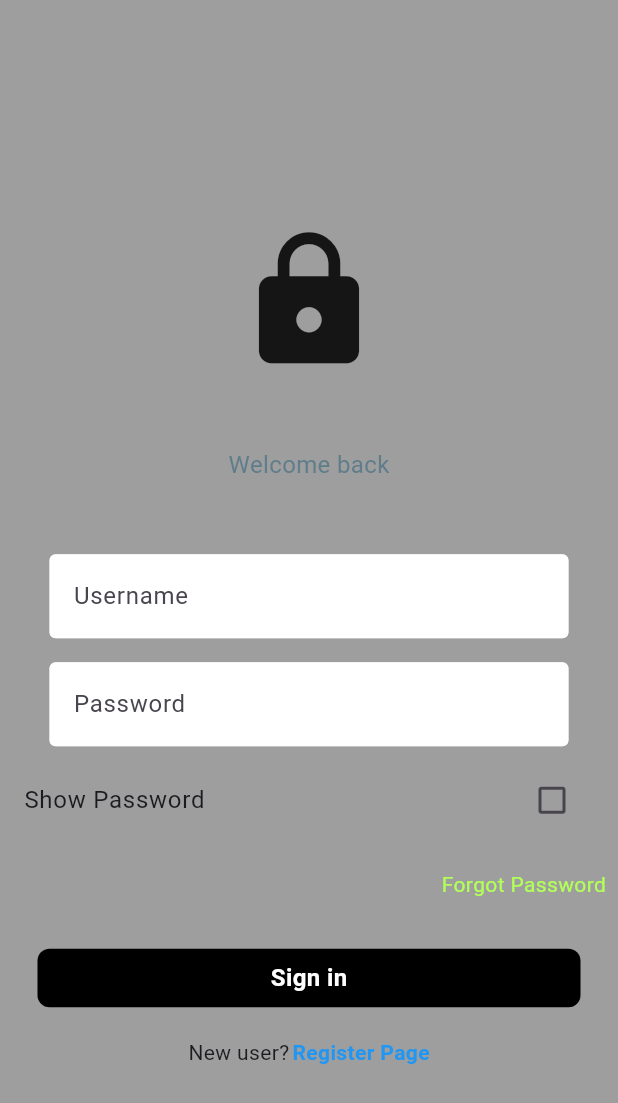
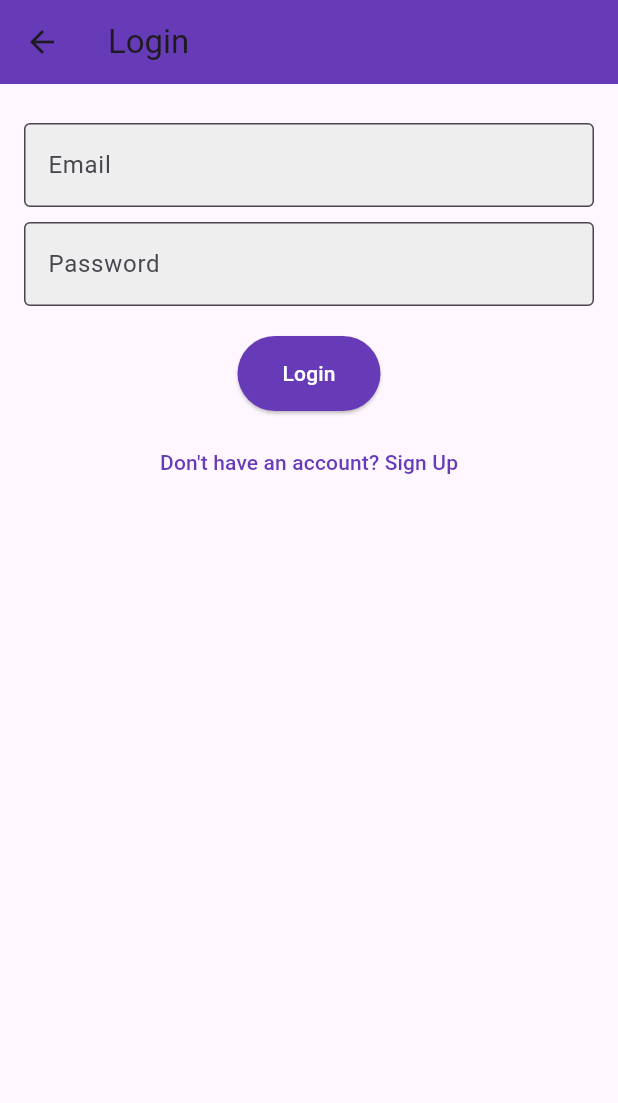
Before and after one commit to nithinchelath/vaccino, a Flutter app: the DoctorHomePage screen opened directly, after a tap on the "logout" icon, on a phone screen of 412 x 824 dp. Shown: the top 1103 px of the screen. Run offline on Flutter 3.47's test engine with Material 3 defaults, Android fonts, the phone set to English and light mode, and no system bars; our stand-ins replace cloud_firestore, firebase_auth, firebase_core, firebase_messaging, firebase_storage, image_picker; accounts and stored records are empty; network calls fail.

Commit message:
bug fixed

```diff
--- a/lib/main.dart
+++ b/lib/main.dart
@@ -3,6 +3,8 @@ import 'package:firebase_core/firebase_core.dart';
 import 'package:firebase_messaging/firebase_messaging.dart';
 import 'package:vaccino/firebase_options.dart';
 import 'package:vaccino/pages/authpage.dart';
+import 'package:vaccino/pages/loginsignup.dart';
+import 'firebase_options.dart';
 
 void main() async {
   WidgetsFlutterBinding.ensureInitialized();
@@ -24,7 +26,7 @@ class MyApp extends StatelessWidget {
   Widget build(BuildContext context) {
     return MaterialApp(
       debugShowCheckedModeBanner: false,
-      home: const AuthPage(),
+      home: LoginSignupPage(),
     );
   }
 }
--- /dev/null
+++ b/lib/pages/auth_service.dart
@@ -0,0 +1,34 @@
+import 'package:firebase_auth/firebase_auth.dart';
+
+class AuthService {
+  final FirebaseAuth _auth = FirebaseAuth.instance;
+
+  Future<UserCredential?> signUp(
+      String email, String password, String name) async {
+    try {
+      UserCredential userCredential =
+          await _auth.createUserWithEmailAndPassword(
+        email: email,
+        password: password,
+      );
+      // Optionally, you can add the user's name to Firestore or another database here
+      return userCredential;
+    } on FirebaseAuthException catch (e) {
+      print(e.message);
+      return null;
+    }
+  }
+
+  Future<UserCredential?> signIn(String email, String password) async {
+    try {
+      UserCredential userCredential = await _auth.signInWithEmailAndPassword(
+        email: email,
+        password: password,
+      );
+      return userCredential;
+    } on FirebaseAuthException catch (e) {
+      print(e.message);
+      return null;
+    }
+  }
+}
--- a/lib/pages/bookingpage.dart
+++ b/lib/pages/bookingpage.dart
@@ -180,12 +180,18 @@ class _BookingPageState extends State<BookingPage> {
           return;
         }
 
+        final userDoc = await FirebaseFirestore.instance
+            .collection('users')
+            .doc(FirebaseAuth.instance.currentUser!.uid)
+            .get();
+        final userName = userDoc.data()?['name'] ?? 'Unknown';
         await FirebaseFirestore.instance.collection('bookings').add({
           'vaccineName': widget.vaccineName,
           'center': selectedCenter,
           'date': DateFormat('yyyy-MM-dd').format(selectedDate!), // Store only date
           'timeSlot': selectedSlot,
           'userId': FirebaseAuth.instance.currentUser!.uid,
+          'userName': userName,
         });
 
         ScaffoldMessenger.of(context).showSnackBar(
--- a/lib/pages/home/doctorhome.dart
+++ b/lib/pages/home/doctorhome.dart
@@ -6,6 +6,7 @@ import 'package:image_picker/image_picker.dart';
 import 'package:firebase_auth/firebase_auth.dart';
 import 'package:cloud_firestore/cloud_firestore.dart';
 import 'package:vaccino/pages/login.dart';
+import 'package:vaccino/pages/loginsignup.dart';
 
 class DoctorHomePage extends StatefulWidget {
   const DoctorHomePage({Key? key}) : super(key: key);
@@ -13,7 +14,6 @@ class DoctorHomePage extends StatefulWidget {
   @override
   _DoctorHomePageState createState() => _DoctorHomePageState();
 }
-
 
 class _DoctorHomePageState extends State<DoctorHomePage> {
   final _picker = ImagePicker();
@@ -27,30 +27,38 @@ class _DoctorHomePageState extends State<DoctorHomePage> {
 
   bool? _isVerified;
   List<Map<String, dynamic>> _bookings = [];
+
   @override
   void initState() {
     super.initState();
     _fetchVerificationStatus();
-    _fetchBookings();  // Fetch the verification status on load
+    _fetchBookings();
+    _fetchIdCardUrl(); // Fetch the ID card URL on load
   }
+
   Future<void> _fetchBookings() async {
     final uid = _auth.currentUser?.uid;
     if (uid == null) return;
 
-  // Assuming 'childId' is the field in the booking document that identifies the child
-  final querySnapshot = await FirebaseFirestore.instance
-   .collection('bookings')
-   .where('doctorId', isEqualTo: uid)
-   .where('childId', isNull: true) // Filter bookings that have a childId
-   .get();
+    final querySnapshot =
+        await FirebaseFirestore.instance.collection('bookings').get();
+
 
     setState(() {
       _bookings = querySnapshot.docs.map((doc) => doc.data()).toList();
     });
   }
 
-  Future<void> _deleteBooking(String bookingId) async {
-  await FirebaseFirestore.instance.collection('bookings').doc(bookingId).delete();
+  Future<void> _deleteBooking(String? bookingId) async {
+    if (bookingId == null) {
+      print("Error: bookingId is null");
+      return;
+    }
+
+    await FirebaseFirestore.instance
+        .collection('bookings')
+        .doc(bookingId)
+        .delete();
     setState(() {
     _bookings.removeWhere((booking) => booking['bookingId'] == bookingId);
     });
@@ -61,10 +69,10 @@ Future<void> _fetchBookings() async {
     final uid = _auth.currentUser?.uid;
     if (uid == null) return;
 
-    final doc = await _firestore.collection('doctors').doc(uid).get();
+    final doc = await _firestore.collection('users').doc(uid).get();
     if (doc.exists && doc.data() != null) {
       setState(() {
-        _isVerified = doc['isVerified'] ?? false; // Default to false if not set
+        _isVerified = doc['verified'];
       });
     }
   }
@@ -96,9 +104,14 @@ Future<void> _fetchBookings() async {
       final snapshot = await uploadTask;
 
       final downloadUrl = await snapshot.ref.getDownloadURL();
-      await _firestore.collection('doctors').doc(uid).set({
-        'idCardUrl': downloadUrl,
-      });
+      await _firestore.collection('users').doc(uid).set(
+          {
+            'id_card': downloadUrl,
+            'pending': true,
+            'visible': true,
+          },
+          SetOptions(
+              merge: true)); // Use merge to update only the specified fields
 
       setState(() {
         _downloadUrl = downloadUrl;
@@ -115,15 +128,29 @@ Future<void> _fetchBookings() async {
     }
   }
 
+  Future<void> _fetchIdCardUrl() async {
+    final uid = _auth.currentUser?.uid;
+    if (uid == null) return;
+
+    final doc = await _firestore.collection('users').doc(uid).get();
+    if (doc.exists && doc.data() != null) {
+      setState(() {
+        _downloadUrl = doc['id_card'];
+      });
+    } else {
+      setState(() {
+        _downloadUrl = null; // Set to null if id_card field is not found
+      });
+    }
+  }
+
   Future<void> _logout() async {
     await _auth.signOut();
     Navigator.pushReplacement(
       context,
-      MaterialPageRoute(builder: (context) => LoginPage(onTap: () {  },)),
+      MaterialPageRoute(builder: (context) => LoginSignupPage()),
     );
   }
-
-
 
   @override
   Widget build(BuildContext context) {
@@ -141,15 +168,9 @@ Future<void> _fetchBookings() async {
         child: Column(
           mainAxisAlignment: MainAxisAlignment.center,
           children: [
-            ElevatedButton(
-              onPressed: _selectImage,
-              child: const Text("Select ID Card"),
-            ),
-            const SizedBox(height: 10),
             if (_selectedImage != null)
               Column(
                 children: [
-                  const Text("Selected ID Card:"),
                   Image.file(
                     File(_selectedImage!.path),
                     height: 200,
@@ -164,21 +185,31 @@ Future<void> _fetchBookings() async {
                   ),
                 ],
               )
+            else if (_downloadUrl == null) // Check if _downloadUrl is null
+              Column(
+                children: [
+                  const Text("No ID Card uploaded. Please upload an ID card."),
+                  ElevatedButton(
+                    onPressed: _selectImage,
+                    child: const Text("Upload ID Card"),
+                  ),
+                ],
+              )
             else
-              const Text("No ID Card selected."),
-
-            const SizedBox(height: 20),
-
-            if (_downloadUrl != null) ...[
+              Column(
+                children: [
                   const Text("Uploaded ID Card:"),
                   Image.network(_downloadUrl!, height: 200, fit: BoxFit.cover),
                 ],
+              ),
 
             if (_uploadStatusMessage.isNotEmpty)
               Text(
                 _uploadStatusMessage,
                 style: TextStyle(
-                  color: _uploadStatusMessage.contains('success') ? Colors.green : Colors.red,
+                  color: _uploadStatusMessage.contains('success')
+                      ? Colors.green
+                      : Colors.red,
                 ),
               ),
 
@@ -186,12 +217,12 @@ Future<void> _fetchBookings() async {
 
             if (_isVerified == true)
               const Text(
-                "Doctor is verified",
+                "Document verified successfully",
                 style: TextStyle(color: Colors.green, fontSize: 18),
               )
             else if (_isVerified == false)
               const Text(
-                "Waiting for verification",
+                "Pending verification",
                 style: TextStyle(color: Colors.orange, fontSize: 18),
               ),
             if (_bookings.isNotEmpty)
@@ -202,20 +233,26 @@ Future<void> _fetchBookings() async {
                     final booking = _bookings[index];
                     return ListTile(
                       title: Text('Booking for ${booking['vaccineName']}'),
-                      subtitle: Text('Date: ${booking['date']} Time: ${booking['timeSlot']}'),
+                      subtitle: Text(
+                          'Name: ${booking['userName']}   Center: ${booking['center']} Date: ${booking['date']} Time: ${booking['timeSlot']}'),
                       trailing: IconButton(
                         icon: Icon(Icons.delete),
-                        onPressed: () => _deleteBooking(booking['bookingId']),
+                        onPressed: () {
+                          if (booking['bookingId'] != null) {
+                            _deleteBooking(booking['bookingId']);
+                          } else {
+                            print("Error: bookingId is null in the list");
+                          }
+                        },
                       ),
+
                     );
                   },
                 ),
               ),
           ],
-
         ),
       ),
-
     );
   }
 }
--- /dev/null
+++ b/lib/pages/loginsignup.dart
@@ -0,0 +1,127 @@
+import 'package:firebase_auth/firebase_auth.dart';
+import 'package:flutter/material.dart';
+import 'package:vaccino/pages/authpage.dart';
+import 'package:vaccino/pages/home/homepage.dart';
+import 'auth_service.dart';
+
+class LoginSignupPage extends StatefulWidget {
+  @override
+  _AuthPageState createState() => _AuthPageState();
+}
+
+class _AuthPageState extends State<LoginSignupPage> {
+  final AuthService _authService = AuthService();
+  bool _isSignUp = false; // Set this to false to start with the login form
+  final _formKey = GlobalKey<FormState>();
+  String _email = '';
+  String _password = '';
+  String _name = '';
+
+  void _submitForm() async {
+    if (!_formKey.currentState!.validate()) {
+      return;
+    }
+    _formKey.currentState!.save();
+
+    UserCredential? userCredential;
+    if (_isSignUp) {
+      userCredential = await _authService.signUp(_email, _password, _name);
+      if (userCredential != null) {
+        // After successful signup, navigate to the login page
+        Navigator.pushReplacement(
+          context,
+          MaterialPageRoute(builder: (context) => LoginSignupPage()),
+        );
+      }
+    } else {
+      userCredential = await _authService.signIn(_email, _password);
+      if (userCredential != null) {
+        Navigator.pushReplacement(
+          context,
+          MaterialPageRoute(builder: (context) => AuthPage()),
+        );
+      }
+    }
+  }
+
+  @override
+  Widget build(BuildContext context) {
+    return Scaffold(
+      appBar: AppBar(
+        title: Text(_isSignUp ? 'Sign Up' : 'Login'),
+        backgroundColor: Colors.deepPurple,
+        elevation: 0,
+      ),
+      body: Form(
+        key: _formKey,
+        child: Padding(
+          padding: const EdgeInsets.all(16.0),
+          child: Column(
+            children: [
+              if (_isSignUp)
+                TextFormField(
+                  decoration: InputDecoration(
+                    labelText: 'Name',
+                    border: OutlineInputBorder(),
+                    fillColor: Colors.grey[200],
+                    filled: true,
+                  ),
+                  onSaved: (value) => _name = value!,
+                  validator: (value) =>
+                      value!.isEmpty ? 'Please enter your name' : null,
+                ),
+              SizedBox(height: 10),
+              TextFormField(
+                decoration: InputDecoration(
+                  labelText: 'Email',
+                  border: OutlineInputBorder(),
+                  fillColor: Colors.grey[200],
+                  filled: true,
+                ),
+                onSaved: (value) => _email = value!,
+                validator: (value) =>
+                    value!.isEmpty ? 'Please enter your email' : null,
+              ),
+              SizedBox(height: 10),
+              TextFormField(
+                decoration: InputDecoration(
+                  labelText: 'Password',
+                  border: OutlineInputBorder(),
+                  fillColor: Colors.grey[200],
+                  filled: true,
+                ),
+                onSaved: (value) => _password = value!,
+                validator: (value) =>
+                    value!.isEmpty ? 'Please enter your password' : null,
+                obscureText: true,
+              ),
+              SizedBox(height: 20),
+              ElevatedButton(
+                onPressed: _submitForm,
+                child: Text(_isSignUp ? 'Sign Up' : 'Login'),
+                style: ElevatedButton.styleFrom(
+                  foregroundColor: Colors.white,
+                  backgroundColor: Colors.deepPurple,
+                  padding: EdgeInsets.symmetric(horizontal: 30, vertical: 15),
+                  shape: RoundedRectangleBorder(
+                    borderRadius: BorderRadius.circular(30),
+                  ),
+                ),
+              ),
+              SizedBox(height: 10),
+              TextButton(
+                onPressed: () => setState(() => _isSignUp = !_isSignUp),
+                child: Text(_isSignUp
+                    ? 'Already have an account? Login'
+                    : 'Don\'t have an account? Sign Up'),
+                style: TextButton.styleFrom(
+                  foregroundColor: Colors.deepPurple,
+                ),
+              ),
+            ],
+          ),
+        ),
+      ),
+    );
+  }
+}
```
Also changed, not shown: lib/pages/authpage.dart (+155 -0 lines), lib/pages/home/homepage.dart (+11 -34 lines), lib/pages/login.dart (+13 -5 lines). Lines whose indentation alone changed are shown as unchanged.
